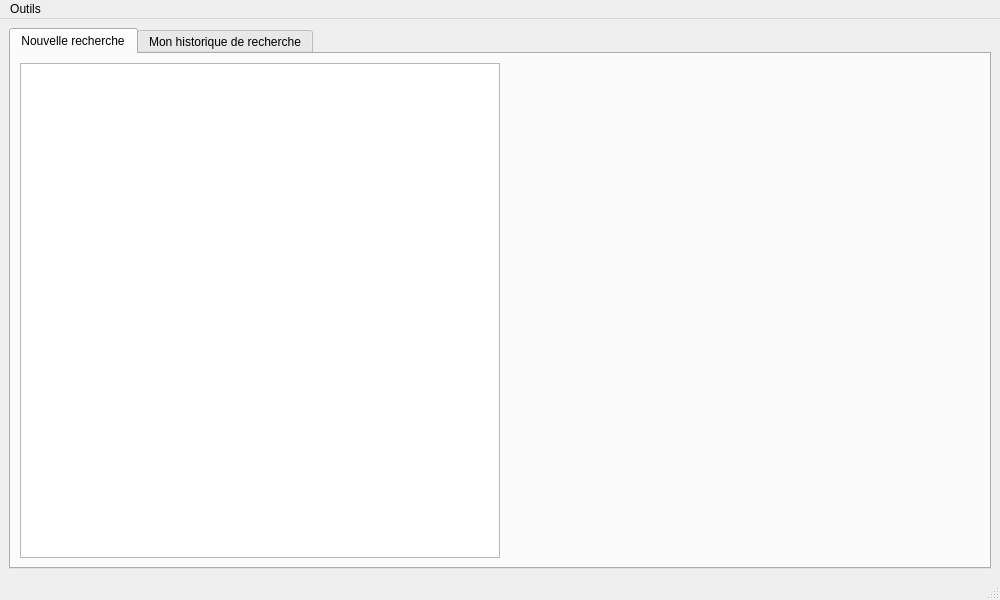
The window that views/main_window.ui (RoroTiti/OC_P5) describes before a commit, drawn with Qt 5.
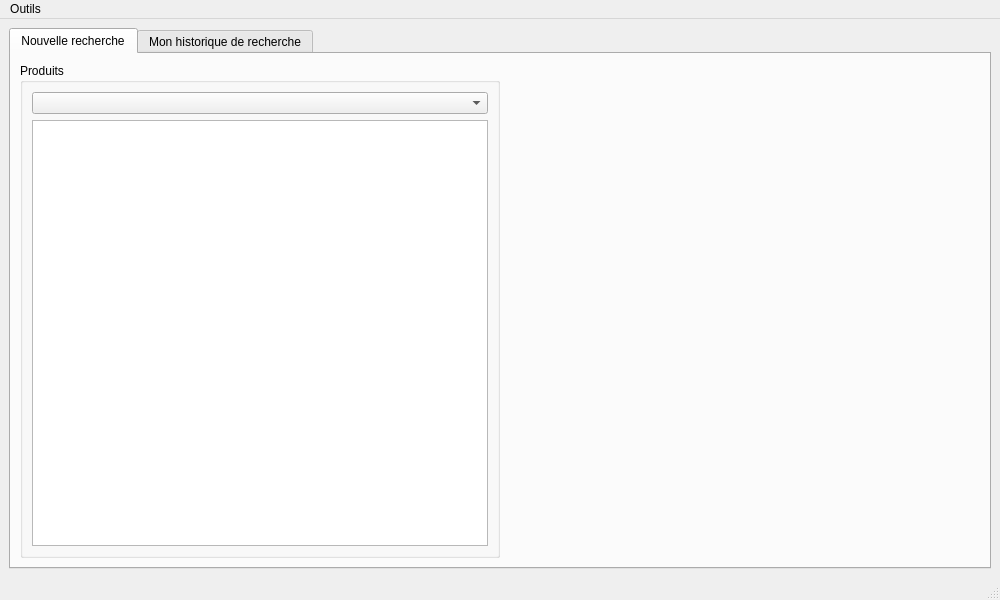
The same window after the commit.

Commit message: More efficient products listing

```diff
--- a/views/main_window.ui
+++ b/views/main_window.ui
@@ -39,7 +39,19 @@
          </spacer>
         </item>
         <item row="0" column="0">
-         <widget class="QTreeView" name="tree_products"/>
+         <widget class="QGroupBox" name="groupBox">
+          <property name="title">
+           <string>Produits</string>
+          </property>
+          <layout class="QGridLayout" name="gridLayout_2">
+           <item row="2" column="0">
+            <widget class="QListView" name="lst_products"/>
+           </item>
+           <item row="1" column="0">
+            <widget class="QComboBox" name="cmb_categories"/>
+           </item>
+          </layout>
+         </widget>
         </item>
        </layout>
       </widget>
```
The commit also changes 5 other files.
